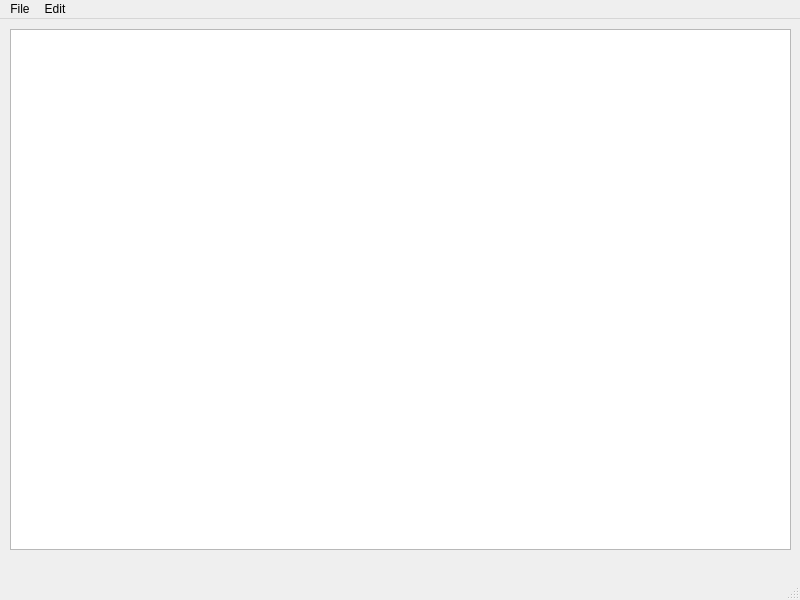
First picture: the form in notepad.ui, repository brenobaptista/notepad-cpp-qt, before the edit.
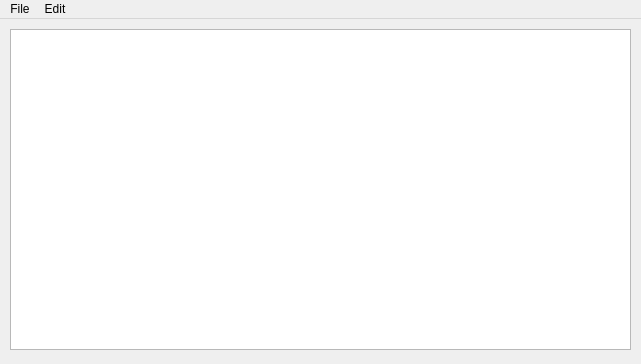
Second picture: the form after the edit.

Commit message: Resized window and removed status bar

Patch:
```diff
--- a/notepad.ui
+++ b/notepad.ui
@@ -6,8 +6,8 @@
    <rect>
     <x>0</x>
     <y>0</y>
-    <width>800</width>
-    <height>600</height>
+    <width>641</width>
+    <height>364</height>
    </rect>
   </property>
   <property name="windowTitle">
@@ -19,8 +19,8 @@
      <rect>
       <x>10</x>
       <y>10</y>
-      <width>781</width>
-      <height>521</height>
+      <width>621</width>
+      <height>321</height>
      </rect>
     </property>
     <layout class="QVBoxLayout" name="verticalLayout">
@@ -35,7 +35,7 @@
     <rect>
      <x>0</x>
      <y>0</y>
-     <width>800</width>
+     <width>641</width>
      <height>23</height>
     </rect>
    </property>
@@ -62,7 +62,6 @@
    <addaction name="menuFile"/>
    <addaction name="menuEdit"/>
   </widget>
-  <widget class="QStatusBar" name="statusbar"/>
   <action name="actionNew">
    <property name="text">
     <string>New</string>
```
Left out of the diff: 10 changed lines with no effect on the pictures.
